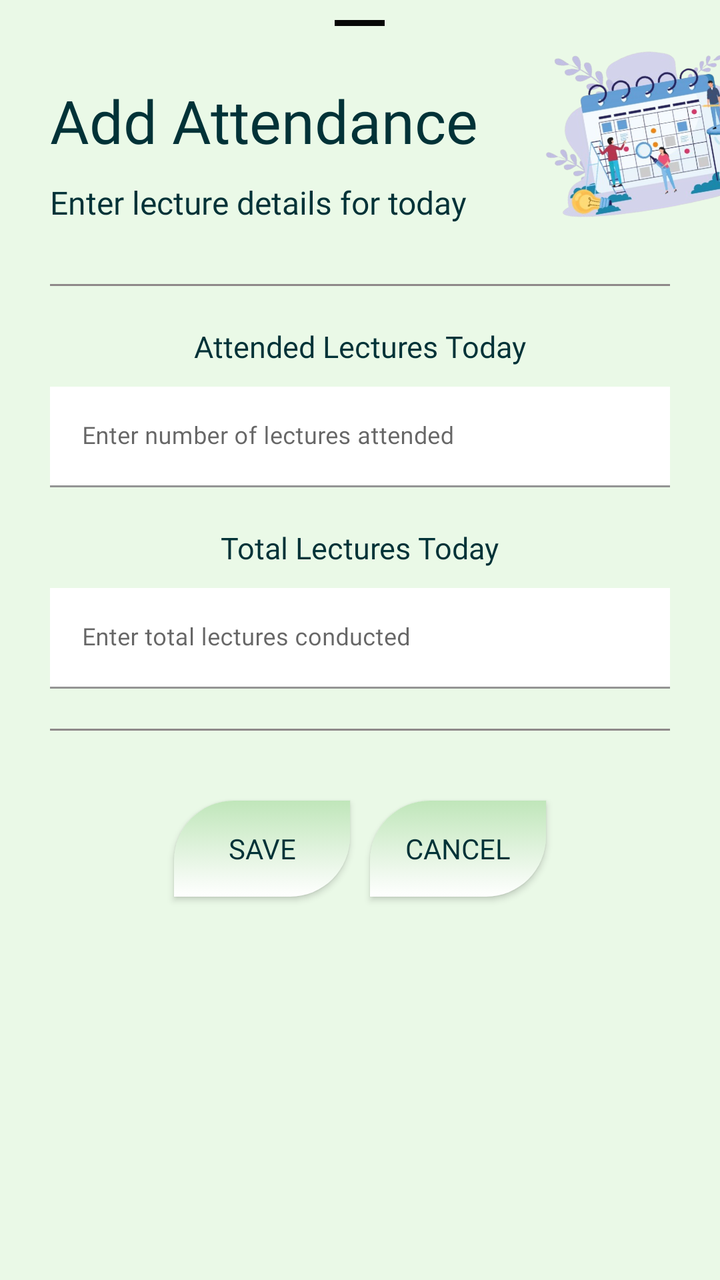
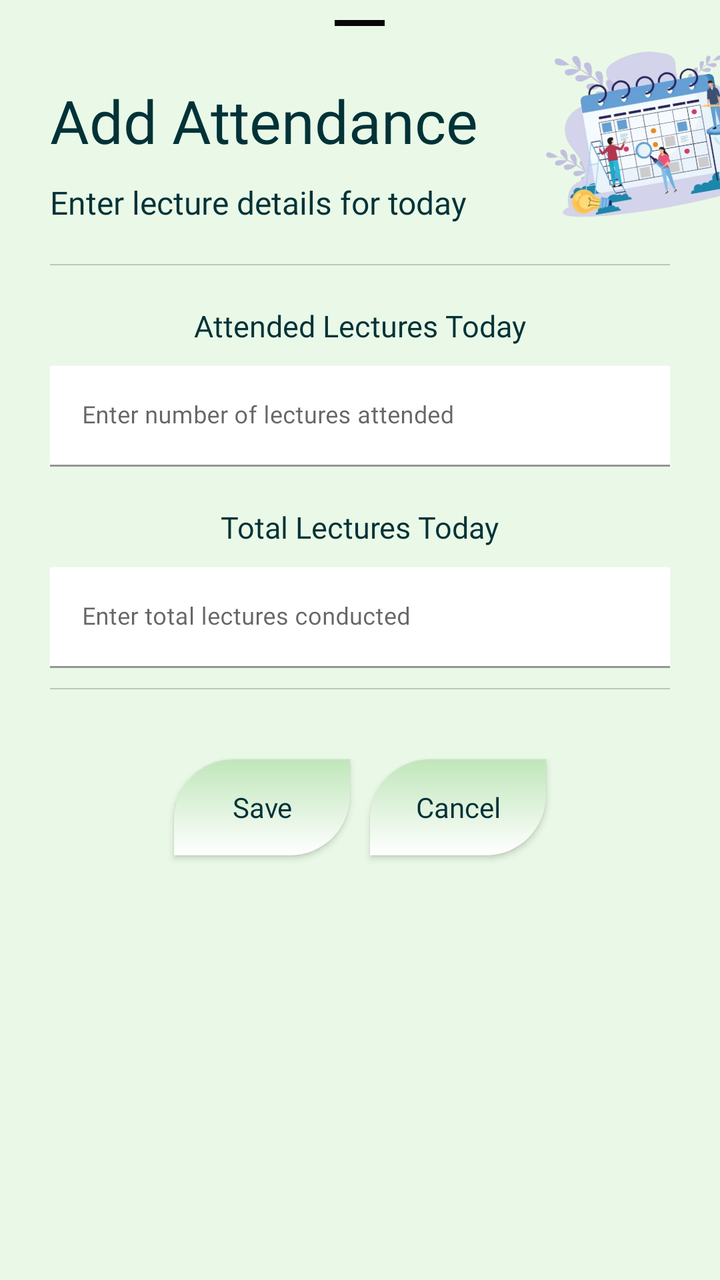

Two renders of the same Android screen: before a commit and after it. Below are the layout's source before the change and the commit's diff.
<!-- AndroidManifest.xml: application theme Theme.UniGo -->
<!-- res/layout/attendance_btm.xml -->
<?xml version="1.0" encoding="utf-8"?>
<ScrollView xmlns:android="http://schemas.android.com/apk/res/android"
    xmlns:app="http://schemas.android.com/apk/res-auto"
    android:layout_width="match_parent"
    android:layout_height="match_parent"
    android:fillViewport="true"
    android:overScrollMode="never">

    <RelativeLayout
        android:layout_width="match_parent"
        android:layout_height="wrap_content"
        android:clipChildren="false"
        android:clipToPadding="false"
        android:paddingBottom="30dp">

        <com.google.android.material.bottomsheet.BottomSheetDragHandleView
            android:layout_width="25dp"
            android:layout_height="3dp"
            android:layout_centerHorizontal="true"
            android:layout_marginTop="10dp"
            android:background="@color/black"
            app:shapeAppearanceOverlay="@style/ShapeAppearance.Material3.SmallComponent" />

        <TextView
            android:id="@+id/loginTxt"
            android:layout_width="wrap_content"
            android:layout_height="wrap_content"
            android:layout_marginStart="25dp"
            android:layout_marginTop="40dp"
            android:fontFamily="@font/lexend"
            android:text="Add Attendance"
            android:textColor="@color/text_primary"
            android:textSize="30sp" />

        <ImageView
            android:id="@+id/RocketIllustration"
            android:layout_width="150dp"
            android:layout_height="120dp"
            android:layout_alignParentEnd="true"
            android:layout_gravity="end"
            android:contentDescription="@string/Illustration"
            android:elevation="10dp"
            android:rotation="-10"
            android:src="@drawable/attendance"
            android:translationX="40dp"
            android:translationY="2dp" />

        <TextView
            android:id="@+id/welcomeLogin"
            android:layout_width="wrap_content"
            android:layout_height="wrap_content"
            android:layout_below="@id/loginTxt"
            android:layout_marginVertical="10dp"
            android:layout_marginStart="25dp"
            android:fontFamily="@font/lexend"
            android:text="Enter lecture details for today"
            android:textColor="@color/text_primary"
            android:textSize="16sp" />

        <View
            android:id="@+id/div1"
            android:layout_width="match_parent"
            android:layout_height="1dp"
            android:layout_below="@id/welcomeLogin"
            android:layout_marginStart="25dp"
            android:layout_marginTop="20dp"
            android:layout_marginEnd="25dp"
            android:background="@color/gray" />

        <TextView
            android:id="@+id/Enterattended"
            android:layout_width="wrap_content"
            android:layout_height="wrap_content"
            android:layout_below="@id/div1"
            android:layout_centerHorizontal="true"
            android:layout_marginTop="20dp"
            android:fontFamily="@font/lexend"
            android:text="Attended Lectures Today"
            android:textColor="@color/text_primary"
            android:textSize="15sp" />

        <com.google.android.material.textfield.TextInputLayout
            android:id="@+id/attendedlay"
            android:layout_width="match_parent"
            android:layout_height="wrap_content"
            android:layout_below="@+id/Enterattended"
            android:layout_marginStart="25sp"
            android:layout_marginTop="10dp"
            android:layout_marginEnd="25sp"
            android:hint="Enter number of lectures attended">

            <com.google.android.material.textfield.TextInputEditText
                android:id="@+id/attendedtxt"
                android:layout_width="match_parent"
                android:layout_height="wrap_content"
                android:background="@color/white"
                android:fontFamily="@font/lexend"
                android:inputType="number"
                android:textSize="12sp" />
        </com.google.android.material.textfield.TextInputLayout>

        <TextView
            android:id="@+id/totallectoday"
            android:layout_width="wrap_content"
            android:layout_height="wrap_content"
            android:layout_below="@+id/attendedlay"
            android:layout_centerHorizontal="true"
            android:layout_marginTop="20dp"
            android:fontFamily="@font/lexend"
            android:text="Total Lectures Today"
            android:textColor="@color/text_primary"
            android:textSize="15sp" />

        <com.google.android.material.textfield.TextInputLayout
            android:id="@+id/totalleclay"
            android:layout_width="match_parent"
            android:layout_height="wrap_content"
            android:layout_below="@+id/totallectoday"
            android:layout_marginStart="25sp"
            android:layout_marginTop="10dp"
            android:layout_marginEnd="25sp"
            android:hint="Enter total lectures conducted">

            <com.google.android.material.textfield.TextInputEditText
                android:id="@+id/totallectxt"
                android:layout_width="match_parent"
                android:layout_height="wrap_content"
                android:background="@color/white"
                android:fontFamily="@font/lexend"
                android:inputType="number"
                android:textSize="12sp"
                />
        </com.google.android.material.textfield.TextInputLayout>

        <TextView
            android:id="@+id/validation"
            android:layout_width="wrap_content"
            android:layout_height="wrap_content"
            android:layout_below="@+id/totalleclay"
            android:layout_centerHorizontal="true"
            android:layout_marginTop="20dp"
            android:fontFamily="@font/lexend"
            android:textColor="@color/text_primary"
            android:textSize="15sp"
            android:text="⚠ Attended lectures cannot exceed total lectures"
            android:visibility="gone"
            />

        <View
            android:id="@+id/div2"
            android:layout_width="match_parent"
            android:layout_height="1dp"
            android:layout_below="@+id/validation"
            android:layout_marginStart="25dp"
            android:layout_marginTop="20dp"
            android:layout_marginEnd="25dp"
            android:background="@color/gray" />

        <LinearLayout
            android:layout_width="match_parent"
            android:layout_height="wrap_content"
            android:orientation="horizontal"
            android:layout_below="@id/div2"
            android:gravity="center"
            android:layout_marginTop="20dp"
            android:padding="10dp">

            <androidx.appcompat.widget.AppCompatButton
                android:id="@+id/savebtn"
                android:layout_width="wrap_content"
                android:layout_height="wrap_content"
                android:background="@drawable/custom_btn"
                android:elevation="15dp"
                android:text="@string/save"
                android:layout_margin="5dp"/>

            <androidx.appcompat.widget.AppCompatButton
                android:id="@+id/Cancel"
                android:layout_width="wrap_content"
                android:layout_height="wrap_content"
                android:background="@drawable/custom_btn"
                android:elevation="15dp"
                android:text="@string/cancel"
                android:layout_margin="5dp"/>
        </LinearLayout>

        <ProgressBar
            android:id="@+id/Progress"
            android:layout_width="40dp"
            android:layout_height="40dp"
            android:layout_centerInParent="true"
            android:layout_marginTop="16dp"
            android:indeterminateDrawable="@drawable/progressbar"
            android:visibility="gone" />

    </RelativeLayout>

</ScrollView>
<!-- resources referenced by this layout -->
<resources>
  <color name="black">#070707</color>
  <color name="gray">#8E8989</color>
  <color name="text_primary">#013237</color>
  <color name="white">#ffffff</color>
  <!-- drawable attendance: png bitmap (drawable, 208285 bytes) -->
  <!-- drawable custom_btn (drawable) -->
  <?xml version="1.0" encoding="utf-8"?>
  <selector xmlns:android="http://schemas.android.com/apk/res/android">
      <item>
          <shape android:shape="rectangle">
              <solid android:color="@color/mint_soft"/>
              <corners android:topLeftRadius="30dp"
                  android:bottomRightRadius="30dp"
                  />
              <gradient android:type="linear"
                  android:startColor="@color/white"
                  android:endColor="@color/mint_soft"
                  android:angle="90"
                  />
          </shape>
      </item>
  </selector>
  <!-- drawable progressbar (drawable) -->
  <?xml version="1.0" encoding="utf-8"?>
  <rotate xmlns:android="http://schemas.android.com/apk/res/android"
      android:fromDegrees="0"
      android:toDegrees="360"
      android:pivotX="50%"
      android:pivotY="50%">
  
      <shape
          android:shape="ring"
          android:useLevel="false"
          android:innerRadiusRatio="4"
          android:thickness="4dp">
  
          <gradient
              android:type="sweep"
              android:startColor="#EAF9E7"
              android:centerColor="#4CA771"
              android:endColor="#013237"
              android:useLevel="false"/>
  
      </shape>
  </rotate>
  <string name="Illustration">RocketIllustraction</string>
  <string name="cancel">Cancel</string>
  <string name="save">Save</string>
  <style name="Theme.UniGo" parent="Theme.MaterialComponents.Light.NoActionBar">
  
          
          <item name="colorPrimary">@color/mint_primary</item>
          <item name="colorPrimaryVariant">@color/mint_dark</item>
          <item name="colorOnPrimary">@color/mint_light</item>
  
          
          <item name="android:windowBackground">@color/mint_light</item>
          <item name="colorSurface">@color/mint_soft</item>
  
          <item name="appBackground">@color/mint_light</item>
          <item name="appSurface">@color/mint_soft</item>
  
          
          <item name="android:textColorPrimary">@color/text_primary</item>
          <item name="fontFamily">@font/lexend</item>
  
          
          <item name="android:statusBarColor">@color/mint_dark</item>
          <item name="android:windowLightStatusBar">true</item>
  
      </style>
  <color name="mint_soft">#C0E6BA</color>
  <color name="mint_primary">#4CA771</color>
  <color name="mint_dark">#013237</color>
  <color name="mint_light">#EAF9E7</color>
</resources>

<!-- the commit's change to res/layout/attendance_btm.xml (unified diff, before → after) -->
@@ -60,12 +60,12 @@
         <View
             android:id="@+id/div1"
             android:layout_width="match_parent"
-            android:layout_height="1dp"
+            android:layout_height="0.6dp"
             android:layout_below="@id/welcomeLogin"
             android:layout_marginStart="25dp"
-            android:layout_marginTop="20dp"
+            android:layout_marginTop="10dp"
             android:layout_marginEnd="25dp"
-            android:background="@color/gray" />
+            android:background="@color/view" />
 
         <TextView
             android:id="@+id/Enterattended"
@@ -149,12 +149,12 @@
         <View
             android:id="@+id/div2"
             android:layout_width="match_parent"
-            android:layout_height="1dp"
-            android:layout_below="@+id/validation"
-            android:layout_marginStart="25dp"
-            android:layout_marginTop="20dp"
+            android:layout_height="0.6dp"
+            android:layout_below="@id/validation"
+            android:layout_marginStart="25dp"
+            android:layout_marginTop="10dp"
             android:layout_marginEnd="25dp"
-            android:background="@color/gray" />
+            android:background="@color/view" />
 
         <LinearLayout
             android:layout_width="match_parent"
@@ -172,6 +172,7 @@
                 android:background="@drawable/custom_btn"
                 android:elevation="15dp"
                 android:text="@string/save"
+                android:textAllCaps="false"
                 android:layout_margin="5dp"/>
 
             <androidx.appcompat.widget.AppCompatButton
@@ -180,6 +181,7 @@
                 android:layout_height="wrap_content"
                 android:background="@drawable/custom_btn"
                 android:elevation="15dp"
+                android:textAllCaps="false"
                 android:text="@string/cancel"
                 android:layout_margin="5dp"/>
         </LinearLayout>
<!-- resource entries referenced after the edit -->
@@ -1,8 +1,8 @@
 <!-- resources referenced by this layout -->
 <resources>
   <color name="black">#070707</color>
-  <color name="gray">#8E8989</color>
   <color name="text_primary">#013237</color>
+  <color name="view">#33000000</color>
   <color name="white">#ffffff</color>
   <!-- drawable attendance: png bitmap (drawable, 208285 bytes) -->
   <!-- drawable custom_btn (drawable) -->
